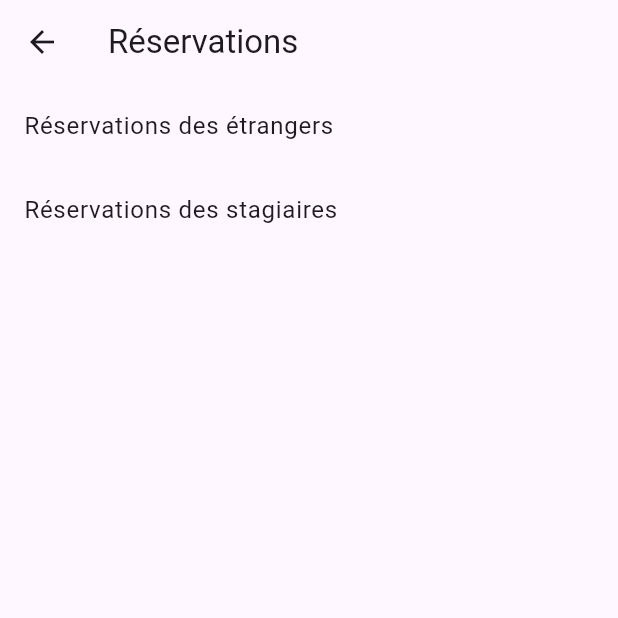
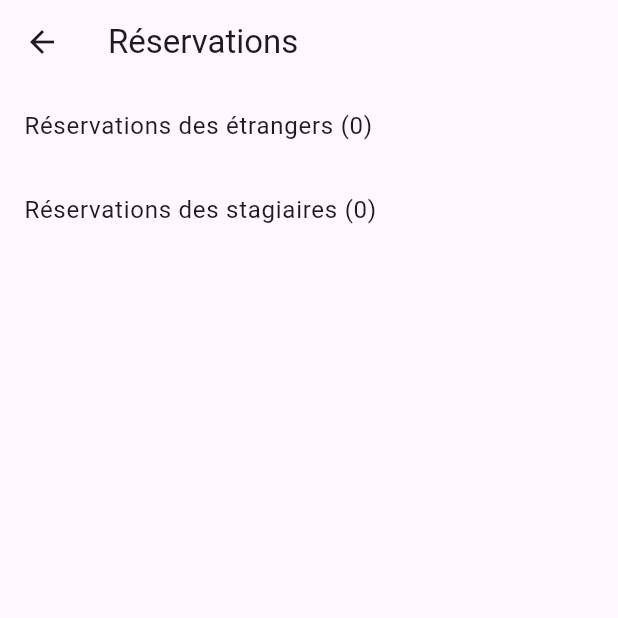
Before and after one commit to Elyes159/mariem_front, a Flutter app: the GetReservationPage screen opened directly, on a phone screen of 412 x 824 dp, the top half of it. Run offline on Flutter 3.47's test engine with Material 3 defaults, Android fonts, the phone set to English and light mode, and no system bars; our stand-ins replace image_picker, shared_preferences; accounts and stored records are empty; network calls fail.

Commit message:
Merge changes from remote main branch

```diff
--- a/lib/admin/get_reserv.dart
+++ b/lib/admin/get_reserv.dart
@@ -10,6 +10,8 @@ class GetReservationPage extends StatefulWidget {
 class _GetReservationPageState extends State<GetReservationPage> {
   List<dynamic> reservationsEtranger = [];
   List<dynamic> reservationsStagiaire = [];
+  int totalReservationsEtranger = 0;
+  int totalReservationsStagiaire = 0;
 
   Future<void> fetchReservations() async {
     final response = await http
@@ -20,6 +22,9 @@ class _GetReservationPageState extends State<GetReservationPage> {
       setState(() {
         reservationsEtranger = data['reservations_etranger'];
         reservationsStagiaire = data['reservations_stagiaire'];
+        totalReservationsEtranger = data['nombre_total_reservations_etranger'];
+        totalReservationsStagiaire =
+            data['nombre_total_reservations_stagiaire'];
       });
     } else {
       throw Exception('Failed to load reservations');
@@ -63,7 +68,8 @@ class _GetReservationPageState extends State<GetReservationPage> {
       body: ListView(
         children: [
           ListTile(
-            title: Text('Réservations des étrangers'),
+            title:
+                Text('Réservations des étrangers ($totalReservationsEtranger)'),
           ),
           ListView.builder(
             shrinkWrap: true,
@@ -76,7 +82,7 @@ class _GetReservationPageState extends State<GetReservationPage> {
                     title:
                         Text('Temps: ${reservationsEtranger[index]['temps']}'),
                     subtitle: Text(
-                        'Étranger: ${reservationsEtranger[index]['etranger_id']}'),
+                        'Étranger: ${reservationsEtranger[index]['etranger']}'),
                     trailing: IconButton(
                       icon: Icon(Icons.delete),
                       onPressed: () {
@@ -90,7 +96,8 @@ class _GetReservationPageState extends State<GetReservationPage> {
             },
           ),
           ListTile(
-            title: Text('Réservations des stagiaires'),
+            title: Text(
+                'Réservations des stagiaires ($totalReservationsStagiaire)'),
           ),
           ListView.builder(
             shrinkWrap: true,
--- a/lib/admin/update_stag.dart
+++ b/lib/admin/update_stag.dart
@@ -20,6 +20,7 @@ class _UpdateStagiaireState extends State<UpdateStagiaire> {
   TextEditingController gouvController = TextEditingController();
   TextEditingController codePostalController = TextEditingController();
   TextEditingController emailController = TextEditingController();
+  TextEditingController group = TextEditingController();
 
   @override
   void initState() {
@@ -79,6 +80,7 @@ class _UpdateStagiaireState extends State<UpdateStagiaire> {
         'gouv': gouvController.text,
         'code_postal': codePostalController.text,
         'email': emailController.text,
+        "code_group": group.text,
       },
     );
 
@@ -161,6 +163,10 @@ class _UpdateStagiaireState extends State<UpdateStagiaire> {
               controller: emailController,
               decoration: InputDecoration(labelText: 'Email'),
             ),
+            TextField(
+              controller: group,
+              decoration: InputDecoration(labelText: 'group'),
+            ),
             SizedBox(height: 20),
             ElevatedButton(
               onPressed: updateStagiaire,
```
